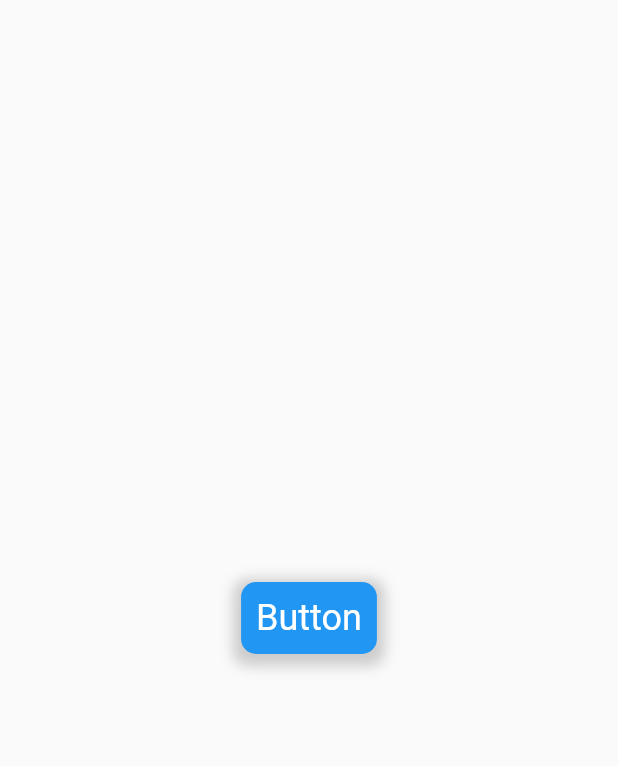
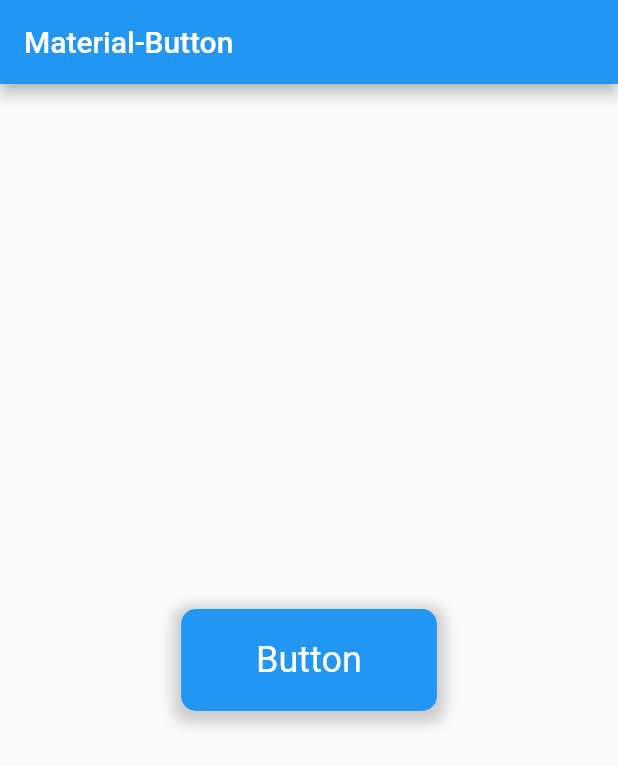
Before and after one commit to RaxoTheOne/batch_app_example_button, a Flutter app: the screen it shows after launch, after a tap on "Button", on a phone screen of 412 x 824 dp. Shown: the top 766 px of the screen. Run offline on Flutter 3.47's test engine with Material 2 defaults, Android fonts, the phone set to English and light mode, and no system bars.

Commit message:
With App-Bar

```diff
--- a/lib/main.dart
+++ b/lib/main.dart
@@ -1,4 +1,3 @@
-import 'package:flutter/foundation.dart';
 import 'package:flutter/material.dart';
 
 void main() {
@@ -12,16 +11,28 @@ class MyApp extends StatelessWidget {
   Widget build(BuildContext context) {
     return MaterialApp(
       home: Scaffold(
-        body: Center(
-          child: InkWell(
+        appBar: AppBar(
+          title: const Text('Material-Button')
+          ),
+        body: const Center(
+          child: MyButton(),
+        ),
+      ),
+    );
+  }
+}
+
+class MyButton extends StatelessWidget {
+  const MyButton({super.key});
+
+  @override
+  Widget build(BuildContext context) {
+    return GestureDetector(
       onTap: () {
-              if (kDebugMode) {
-                print('Button wurde gedrückt!');
-              }
+        const snackBar = SnackBar(content: Text('Button wurde gedrückt!'));
+        ScaffoldMessenger.of(context).showSnackBar(snackBar);
       },
-            borderRadius: BorderRadius.circular(10),
       child: Container(
-              padding: const EdgeInsets.all(10),
         decoration: BoxDecoration(
           color: Colors.blue,
           borderRadius: BorderRadius.circular(10),
@@ -34,7 +45,15 @@ class MyApp extends StatelessWidget {
             ),
           ],
         ),
-              child: const Text(
+        child: Material(
+          color: Colors.transparent,
+          child: InkWell(
+            borderRadius: BorderRadius.circular(10),
+            splashColor: Colors.white,
+            onTap: () {},
+            child: const Padding(
+              padding: EdgeInsets.symmetric(horizontal: 50, vertical: 20),
+              child: Text(
                 'Button',
                 style: TextStyle(color: Colors.white, fontSize: 24),
               ),
```
Lines whose indentation alone changed are shown as unchanged.
